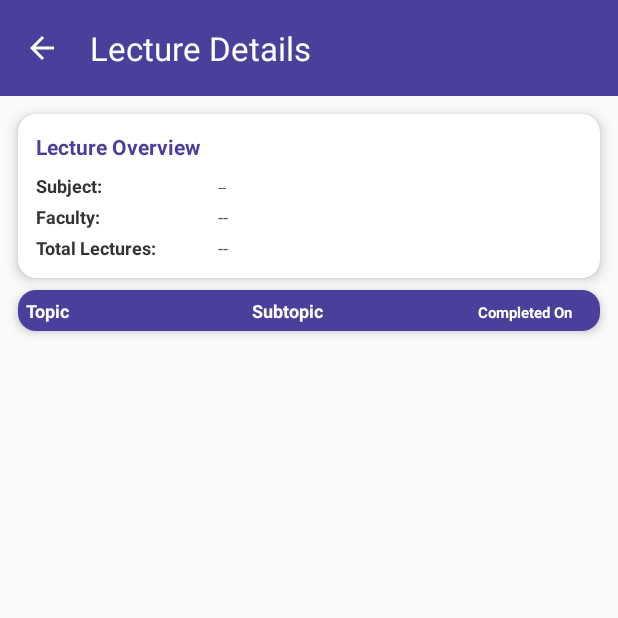
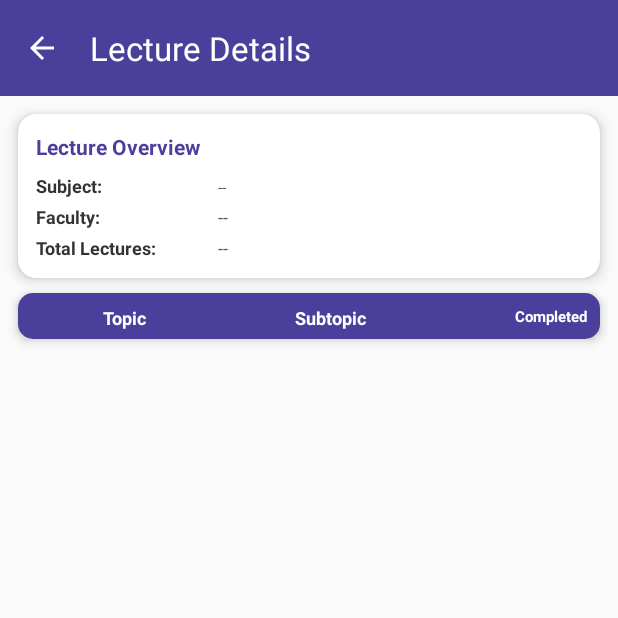
Before and after one commit to priya99299/Lucky-clone, an Android app: the Lecture_details screen opened directly, with no data from a screen before it, on a phone screen of 412 x 824 dp, the top half of it. Run offline under Robolectric (Android 15) with nearby library versions, the phone set to English and light mode, and no system bars.

Commit message:
ui minor  solved

```diff
--- a/app/src/main/res/layout/activity_dashboard.xml
+++ b/app/src/main/res/layout/activity_dashboard.xml
@@ -5,6 +5,7 @@
     android:id="@+id/main"
     android:layout_width="match_parent"
     android:layout_height="match_parent"
+    android:background="@color/background_light"
 
     tools:context=".dashboard">
 
--- a/app/src/main/res/layout/activity_lecture_details.xml
+++ b/app/src/main/res/layout/activity_lecture_details.xml
@@ -144,8 +144,8 @@
         android:layout_height="wrap_content"
         android:layout_marginStart="12dp"
         android:layout_marginEnd="12dp"
-        android:layout_marginTop="8dp"
-        app:cardCornerRadius="12dp"
+        android:layout_marginTop="10dp"
+        app:cardCornerRadius="10dp"
         app:cardElevation="4dp"
         app:layout_constraintTop_toBottomOf="@id/detailsCard"
         app:layout_constraintStart_toStartOf="parent"
@@ -157,14 +157,18 @@
             android:layout_height="wrap_content"
             android:background="@color/Purple"
             android:orientation="horizontal"
-            android:padding="5dp">
+            android:paddingEnd="6dp"
+
+            android:padding="6dp">
 
             <TextView
                 android:layout_width="0dp"
-                android:layout_weight="2"
+                android:layout_weight="1.8"
                 android:layout_height="wrap_content"
                 android:text="Topic"
                 android:textColor="@android:color/white"
+                android:textAlignment="center"
+                android:layout_marginTop="2dp"
                 android:textSize="12sp"
                 android:textStyle="bold"/>
 
@@ -175,15 +179,20 @@
                 android:text="Subtopic"
                 android:textColor="@android:color/white"
                 android:textSize="12sp"
+                android:layout_marginTop="2dp"
+                android:textAlignment="center"
                 android:textStyle="bold"/>
 
             <TextView
                 android:layout_width="0dp"
-                android:layout_weight="1"
+                android:layout_weight="1.4"
                 android:layout_height="wrap_content"
-                android:text="Completed On"
+                android:text="Completed "
                 android:textColor="@android:color/white"
                 android:textSize="10sp"
+                android:textAlignment="textEnd"
+
+
                 android:textStyle="bold"/>
         </LinearLayout>
     </androidx.cardview.widget.CardView>
--- a/app/src/main/res/layout/item_lecture_detail.xml
+++ b/app/src/main/res/layout/item_lecture_detail.xml
@@ -3,8 +3,8 @@
     xmlns:app="http://schemas.android.com/apk/res-auto"
     android:layout_width="match_parent"
     android:layout_height="wrap_content"
-    android:layout_marginHorizontal="12dp"
-    android:layout_marginVertical="6dp"
+    android:layout_marginHorizontal="3dp"
+    android:layout_marginVertical="4dp"
     app:cardCornerRadius="8dp"
     app:cardElevation="2dp">
 
--- a/app/src/main/res/layout/notes.xml
+++ b/app/src/main/res/layout/notes.xml
@@ -20,9 +20,10 @@
             android:layout_height="wrap_content"
             android:orientation="horizontal"
             android:background="#FFFFFF"
-            android:paddingStart="13dp"
+
             android:paddingEnd="16dp"
             android:paddingTop="6dp"
+
             android:paddingBottom="6dp"
             app:layout_constraintStart_toStartOf="parent"
             app:layout_constraintEnd_toEndOf="parent">
@@ -32,6 +33,8 @@
                 android:layout_width="18dp"
                 android:layout_height="wrap_content"
                 android:layout_weight="0.3"
+                android:paddingStart="24dp"
+
                 android:text="Sample Name"
                 android:textSize="10sp"
                 android:textColor="#000000"
@@ -43,6 +46,7 @@
                 android:id="@+id/fileUrl"
                 android:layout_width="1dp"
                 android:layout_height="18dp"
+                android:paddingStart="24dp"
                 android:layout_weight="0.3"
                 android:src="@drawable/visible"
                 android:contentDescription="@string/visibility"
```
Also changed, not shown: app/src/main/res/layout/activity_downloads.xml (+8 -4 lines), app/src/main/res/layout/activity_track_complaint.xml (+8 -7 lines).
